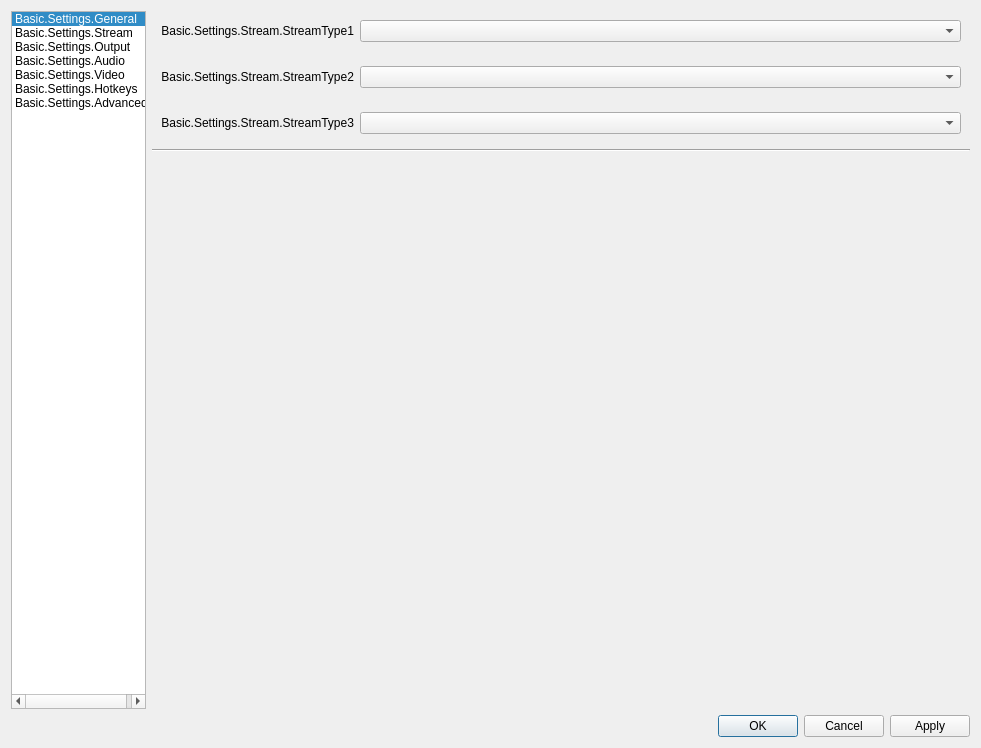
First picture: the form in UI/forms/OBSBasicSettings.ui, repository Winding6636/obs-studio, before the edit.
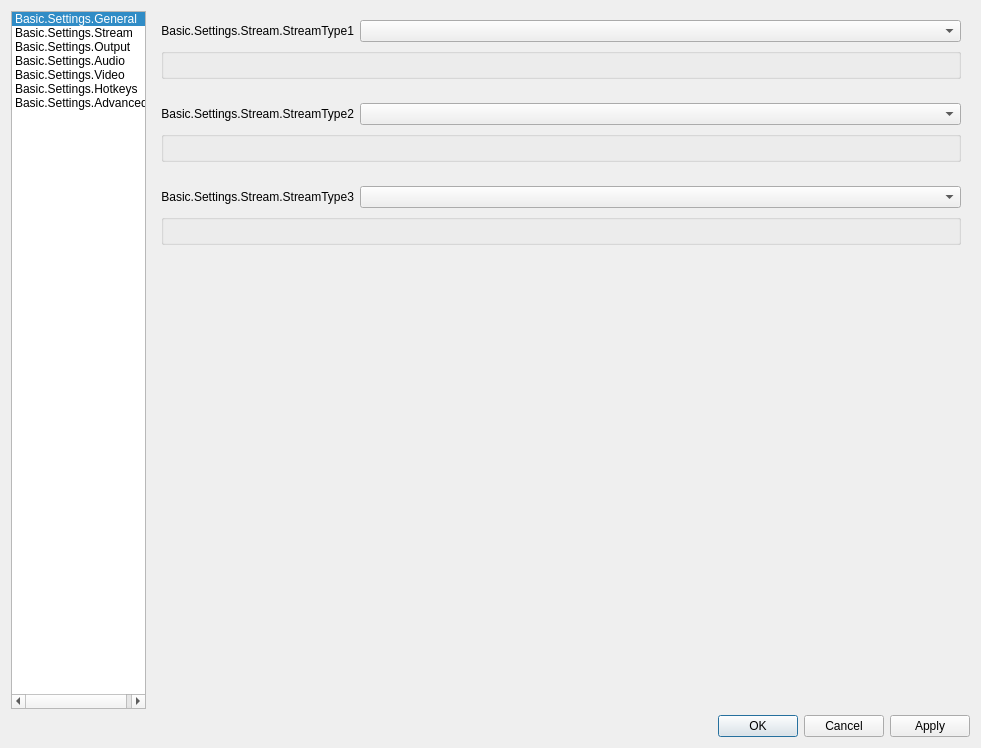
Second picture: the form after the edit. The open tabs and pages were chosen to show the change. Icons and pictures are not drawn.

Commit message: multilivestream baseui fix.

Patch:
```diff
--- a/UI/forms/OBSBasicSettings.ui
+++ b/UI/forms/OBSBasicSettings.ui
@@ -709,11 +709,14 @@
             <item alignment="Qt::AlignTop">
              <widget class="QWidget" name="widget_5" native="true">
               <property name="sizePolicy">
-               <sizepolicy hsizetype="Preferred" vsizetype="Maximum">
+               <sizepolicy hsizetype="Preferred" vsizetype="Preferred">
                 <horstretch>0</horstretch>
                 <verstretch>0</verstretch>
                </sizepolicy>
               </property>
+              <property name="autoFillBackground">
+               <bool>false</bool>
+              </property>
               <layout class="QVBoxLayout" name="verticalLayout_7">
                <property name="leftMargin">
                 <number>0</number>
@@ -752,6 +755,14 @@
                     </property>
                    </widget>
                   </item>
+                   <item row="1" column="0" colspan="2">
+                   <widget class="QGroupBox" name="streamType1group">
+                    <property name="title">
+                     <string/>
+                    </property>
+                    <layout class="QVBoxLayout" name="verticalLayout_32"/>
+                   </widget>
+                  </item>
                   <item row="0" column="1">
                    <widget class="QComboBox" name="streamType1"/>
                   </item>
@@ -786,6 +797,14 @@
                   <item row="0" column="1">
                    <widget class="QComboBox" name="streamType2"/>
                   </item>
+                  <item row="1" column="0" colspan="2">
+                   <widget class="QGroupBox" name="streamType2group">
+                    <property name="title">
+                     <string/>
+                    </property>
+                    <layout class="QVBoxLayout" name="verticalLayout_31"/>
+                   </widget>
+                  </item>
                  </layout>
                 </widget>
                </item>
@@ -817,16 +836,24 @@
                   <item row="0" column="1">
                    <widget class="QComboBox" name="streamType3"/>
                   </item>
+                  <item row="1" column="0" colspan="2">
+                   <widget class="QGroupBox" name="streamType3group">
+                    <property name="title">
+                     <string/>
+                    </property>
+                    <layout class="QVBoxLayout" name="verticalLayout_30">
+                     <property name="topMargin">
+                      <number>9</number>
+                     </property>
+                     <property name="bottomMargin">
+                      <number>9</number>
+                     </property>
+                    </layout>
+                   </widget>
+                  </item>
                  </layout>
                 </widget>
                </item>
-               <item>
-                <widget class="Line" name="line">
-                 <property name="orientation">
-                  <enum>Qt::Horizontal</enum>
-                 </property>
-                </widget>
-               </item>
               </layout>
              </widget>
             </item>
```
The commit also changes 1 other file.
